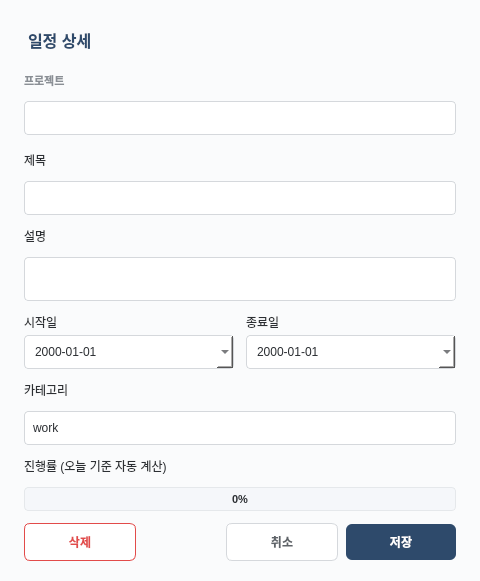
Old version of the form Schedular_Project/schedule_dialog.ui in the repository sinzzangu/VEDA_SCHEDULAR_PROJECT.
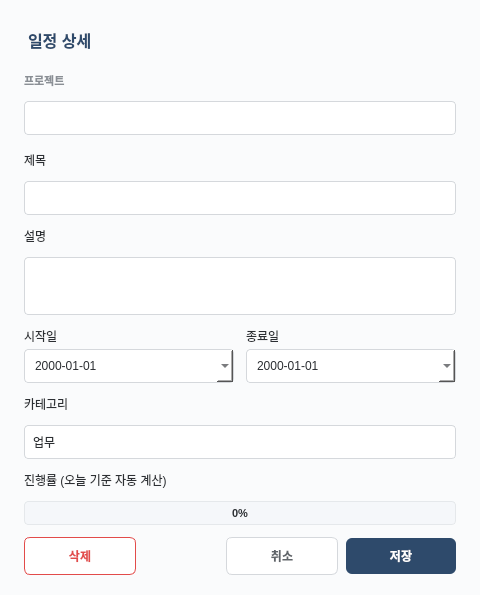
New version of the form.

Commit message: chore: UI 디테일 및 schedule_bar 조정

The edit to the form file:
```diff
--- a/Schedular_Project/schedule_dialog.ui
+++ b/Schedular_Project/schedule_dialog.ui
@@ -7,7 +7,7 @@
     <x>0</x>
     <y>0</y>
     <width>480</width>
-    <height>581</height>
+    <height>595</height>
    </rect>
   </property>
   <property name="windowTitle">
@@ -262,7 +262,7 @@
     <widget class="QComboBox" name="category_combobox">
      <item>
       <property name="text">
-       <string>work</string>
+       <string>업무</string>
       </property>
      </item>
      <item>
```
Left out of the diff: 4 changed lines with no effect on the pictures. The commit also changes 3 other files.
